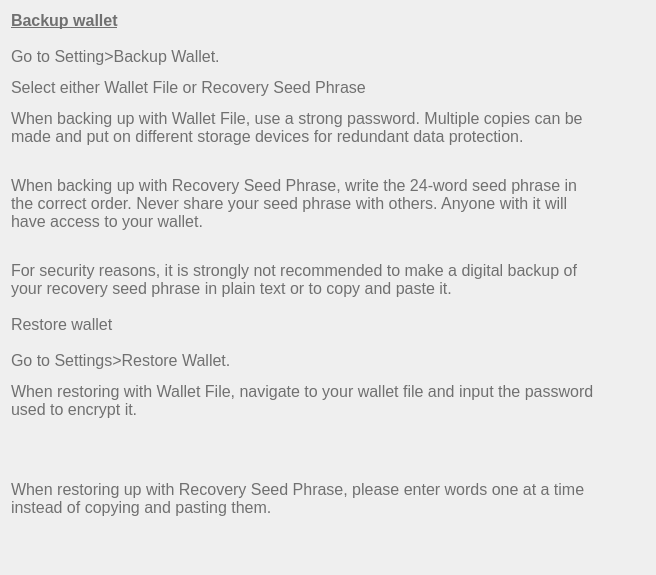
This is src/qt/veil/forms/settingsfaq03.ui in Veil-Project/veil as Qt 5 draws it before an edit. The edited form follows.
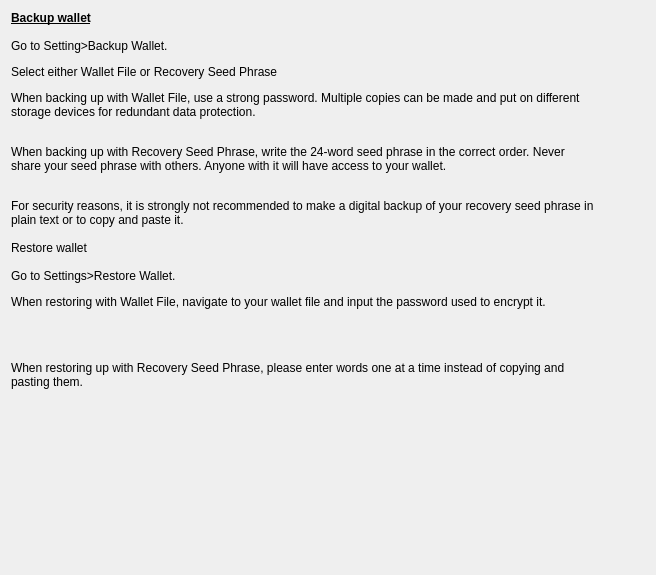
This is the edited form.

```diff
--- a/src/qt/veil/forms/settingsfaq03.ui
+++ b/src/qt/veil/forms/settingsfaq03.ui
@@ -13,19 +13,12 @@
   <property name="windowTitle">
    <string>Form</string>
   </property>
-  <property name="styleSheet">
-   <string notr="true">font-size:16px;
-color:#707070;</string>
-  </property>
   <layout class="QVBoxLayout" name="verticalLayout" stretch="0">
    <property name="rightMargin">
     <number>60</number>
    </property>
    <item alignment="Qt::AlignTop">
     <widget class="QLabel" name="label2">
-     <property name="styleSheet">
-      <string notr="true">font-weight:200;</string>
-     </property>
      <property name="text">
       <string>&lt;html&gt;&lt;head/&gt;&lt;body&gt;&lt;p&gt;&lt;span style=&quot; font-weight:600; text-decoration: underline;&quot;&gt;Backup wallet&lt;/span&gt;&lt;span&gt;&lt;br /&gt;&lt;/span&gt;&lt;span&gt;&lt;br /&gt;&lt;/span&gt;&lt;span&gt;Go to Setting&amp;gt;Backup Wallet.&lt;/span&gt;&lt;/p&gt;
 &lt;p &gt;&lt;span&gt;Select either Wallet File or Recovery Seed Phrase&lt;/span&gt;&lt;/p&gt;
```
